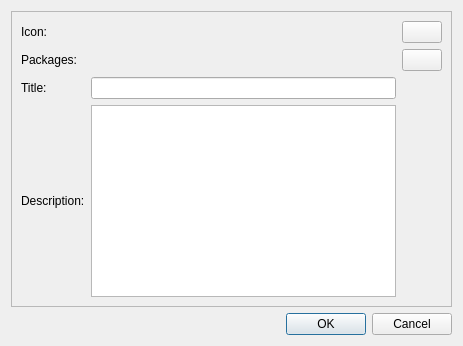
The window that kde/pardusman/gui/ui/packagecollection.ui (pars-linux/uludag) describes before a commit, drawn with Qt 5.
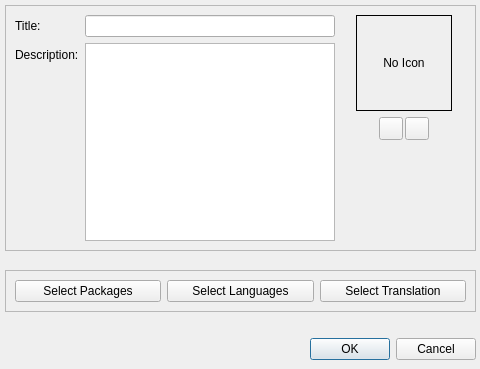
The same window after the commit. Icons and pictures are not drawn.

What changed in the file:
```diff
--- a/kde/pardusman/gui/ui/packagecollection.ui
+++ b/kde/pardusman/gui/ui/packagecollection.ui
@@ -6,46 +6,70 @@
    <rect>
     <x>0</x>
     <y>0</y>
-    <width>463</width>
-    <height>333</height>
+    <width>480</width>
+    <height>369</height>
    </rect>
   </property>
   <property name="windowTitle">
    <string>Package Collection</string>
   </property>
-  <layout class="QGridLayout" name="gridLayout_5">
-   <item row="0" column="0" colspan="2">
+  <widget class="QWidget" name="">
+   <property name="geometry">
+    <rect>
+     <x>5</x>
+     <y>5</y>
+     <width>471</width>
+     <height>355</height>
+    </rect>
+   </property>
+   <layout class="QVBoxLayout" name="verticalLayout_2">
+    <item>
     <widget class="QFrame" name="frame">
-     <property name="sizePolicy">
-      <sizepolicy hsizetype="Preferred" vsizetype="Fixed">
-       <horstretch>0</horstretch>
-       <verstretch>0</verstretch>
-      </sizepolicy>
-     </property>
      <property name="frameShape">
       <enum>QFrame::StyledPanel</enum>
      </property>
      <property name="frameShadow">
       <enum>QFrame::Raised</enum>
      </property>
-     <layout class="QGridLayout" name="gridLayout_4">
+      <layout class="QHBoxLayout" name="horizontalLayout">
+       <item>
+        <layout class="QFormLayout" name="formLayout">
+         <property name="fieldGrowthPolicy">
+          <enum>QFormLayout::ExpandingFieldsGrow</enum>
+         </property>
       <item row="0" column="0">
-       <layout class="QGridLayout" name="gridLayout_3">
-        <item row="3" column="0">
-         <widget class="QLabel" name="label_4">
+          <widget class="QLabel" name="labelLabel_2">
+           <property name="sizePolicy">
+            <sizepolicy hsizetype="Fixed" vsizetype="Preferred">
+             <horstretch>0</horstretch>
+             <verstretch>0</verstretch>
+            </sizepolicy>
+           </property>
           <property name="text">
-           <string>Icon:</string>
+            <string>Title:</string>
+           </property>
+           <property name="buddy">
+            <cstring>label</cstring>
           </property>
          </widget>
         </item>
-        <item row="6" column="0">
-         <widget class="QLabel" name="label_2">
+         <item row="0" column="1">
+          <widget class="QLineEdit" name="lineTitle"/>
+         </item>
+         <item row="1" column="0">
+          <widget class="QLabel" name="label">
+           <property name="sizePolicy">
+            <sizepolicy hsizetype="Fixed" vsizetype="Preferred">
+             <horstretch>0</horstretch>
+             <verstretch>0</verstretch>
+            </sizepolicy>
+           </property>
           <property name="text">
            <string>Description:</string>
           </property>
          </widget>
         </item>
-        <item row="6" column="1">
+         <item row="1" column="1">
          <widget class="QPlainTextEdit" name="textDescription">
           <property name="plainText">
            <string/>
@@ -55,27 +79,86 @@
           </property>
          </widget>
         </item>
-        <item row="3" column="1">
-         <widget class="QLabel" name="lineIcon">
+        </layout>
+       </item>
+       <item>
+        <spacer name="horizontalSpacer_4">
+         <property name="orientation">
+          <enum>Qt::Horizontal</enum>
+         </property>
+         <property name="sizeType">
+          <enum>QSizePolicy::Preferred</enum>
+         </property>
+         <property name="sizeHint" stdset="0">
+          <size>
+           <width>20</width>
+           <height>20</height>
+          </size>
+         </property>
+        </spacer>
+       </item>
+       <item>
+        <layout class="QVBoxLayout" name="verticalLayout">
+         <item>
+          <widget class="QLabel" name="labelIcon">
+           <property name="minimumSize">
+            <size>
+             <width>96</width>
+             <height>96</height>
+            </size>
+           </property>
+           <property name="maximumSize">
+            <size>
+             <width>96</width>
+             <height>96</height>
+            </size>
+           </property>
+           <property name="frameShape">
+            <enum>QFrame::Box</enum>
+           </property>
+           <property name="frameShadow">
+            <enum>QFrame::Plain</enum>
+           </property>
           <property name="text">
-           <string/>
-          </property>
-         </widget>
-        </item>
-        <item row="3" column="2">
-         <widget class="QPushButton" name="pushSelectIcon">
-          <property name="enabled">
-           <bool>true</bool>
-          </property>
-          <property name="sizePolicy">
-           <sizepolicy hsizetype="Fixed" vsizetype="Fixed">
-            <horstretch>0</horstretch>
-            <verstretch>0</verstretch>
-           </sizepolicy>
-          </property>
-          <property name="contextMenuPolicy">
-           <enum>Qt::DefaultContextMenu</enum>
-          </property>
+            <string>No Icon</string>
+           </property>
+           <property name="textFormat">
+            <enum>Qt::RichText</enum>
+           </property>
+           <property name="alignment">
+            <set>Qt::AlignCenter</set>
+           </property>
+          </widget>
+         </item>
+         <item>
+          <layout class="QHBoxLayout" name="_4">
+           <property name="spacing">
+            <number>2</number>
+           </property>
+           <item>
+            <spacer>
+             <property name="orientation">
+              <enum>Qt::Horizontal</enum>
+             </property>
+             <property name="sizeType">
+              <enum>QSizePolicy::Expanding</enum>
+             </property>
+             <property name="sizeHint" stdset="0">
+              <size>
+               <width>20</width>
+               <height>20</height>
+              </size>
+             </property>
+            </spacer>
+           </item>
+           <item>
+            <widget class="QToolButton" name="toolSelectIcon">
+             <property name="toolTip">
+              <string>Select Photo</string>
+             </property>
+             <property name="whatsThis">
+              <string/>
+             </property>
           <property name="text">
            <string/>
           </property>
@@ -85,66 +168,159 @@
           </property>
          </widget>
         </item>
-        <item row="4" column="0">
-         <widget class="QLabel" name="label_3">
+           <item>
+            <widget class="QToolButton" name="toolClearIcon">
+             <property name="toolTip">
+              <string>Clear Photo</string>
+             </property>
+             <property name="statusTip">
+              <string/>
+             </property>
           <property name="text">
-           <string>Packages:</string>
-          </property>
-         </widget>
-        </item>
-        <item row="4" column="2">
+              <string/>
+             </property>
+             <property name="icon">
+              <iconset resource="raw.qrc">
+               <normaloff>:/raw/pics/edit-clear-locationbar-rtl.png</normaloff>:/raw/pics/edit-clear-locationbar-rtl.png</iconset>
+             </property>
+            </widget>
+           </item>
+           <item>
+            <spacer name="horizontalSpacer_2">
+             <property name="orientation">
+              <enum>Qt::Horizontal</enum>
+             </property>
+             <property name="sizeType">
+              <enum>QSizePolicy::Expanding</enum>
+             </property>
+             <property name="sizeHint" stdset="0">
+              <size>
+               <width>20</width>
+               <height>20</height>
+              </size>
+             </property>
+            </spacer>
+           </item>
+          </layout>
+         </item>
+         <item>
+          <spacer name="verticalSpacer_3">
+           <property name="orientation">
+            <enum>Qt::Vertical</enum>
+           </property>
+           <property name="sizeType">
+            <enum>QSizePolicy::Expanding</enum>
+           </property>
+           <property name="sizeHint" stdset="0">
+            <size>
+             <width>20</width>
+             <height>40</height>
+            </size>
+           </property>
+          </spacer>
+         </item>
+        </layout>
+       </item>
+       <item>
+        <spacer name="horizontalSpacer_6">
+         <property name="orientation">
+          <enum>Qt::Horizontal</enum>
+         </property>
+         <property name="sizeType">
+          <enum>QSizePolicy::Expanding</enum>
+         </property>
+         <property name="sizeHint" stdset="0">
+          <size>
+           <width>20</width>
+           <height>20</height>
+          </size>
+         </property>
+        </spacer>
+       </item>
+      </layout>
+     </widget>
+    </item>
+    <item>
+     <spacer name="verticalSpacer_2">
+      <property name="orientation">
+       <enum>Qt::Vertical</enum>
+      </property>
+      <property name="sizeType">
+       <enum>QSizePolicy::Preferred</enum>
+      </property>
+      <property name="sizeHint" stdset="0">
+       <size>
+        <width>457</width>
+        <height>13</height>
+       </size>
+      </property>
+     </spacer>
+    </item>
+    <item>
+     <widget class="QFrame" name="frame_2">
+      <property name="frameShape">
+       <enum>QFrame::StyledPanel</enum>
+      </property>
+      <property name="frameShadow">
+       <enum>QFrame::Raised</enum>
+      </property>
+      <layout class="QHBoxLayout" name="horizontalLayout_4">
+       <item>
          <widget class="QPushButton" name="pushSelectPackages">
-          <property name="sizePolicy">
-           <sizepolicy hsizetype="Fixed" vsizetype="Fixed">
-            <horstretch>0</horstretch>
-            <verstretch>0</verstretch>
-           </sizepolicy>
-          </property>
           <property name="text">
-           <string/>
-          </property>
-          <property name="icon">
-           <iconset resource="raw.qrc">
-            <normaloff>:/raw/pics/list-add.png</normaloff>:/raw/pics/list-add.png</iconset>
-          </property>
-         </widget>
-        </item>
-        <item row="4" column="1">
-         <widget class="QLabel" name="linePackages">
+          <string>Select Packages</string>
+         </property>
+        </widget>
+       </item>
+       <item>
+        <widget class="QPushButton" name="pushSelectLanguages">
           <property name="text">
-           <string/>
+          <string>Select Languages</string>
           </property>
          </widget>
         </item>
-        <item row="5" column="1">
-         <widget class="QLineEdit" name="lineTitle"/>
-        </item>
-        <item row="5" column="0">
-         <widget class="QLabel" name="label">
+       <item>
+        <widget class="QPushButton" name="pushSelectTranslations">
           <property name="text">
-           <string>Title:</string>
+          <string>Select Translation</string>
           </property>
          </widget>
         </item>
        </layout>
-      </item>
-     </layout>
-    </widget>
-   </item>
-   <item row="1" column="0">
+     </widget>
+    </item>
+    <item>
+     <spacer name="verticalSpacer_4">
+      <property name="orientation">
+       <enum>Qt::Vertical</enum>
+      </property>
+      <property name="sizeType">
+       <enum>QSizePolicy::Preferred</enum>
+      </property>
+      <property name="sizeHint" stdset="0">
+       <size>
+        <width>20</width>
+        <height>20</height>
+       </size>
+      </property>
+     </spacer>
+    </item>
+    <item>
+     <layout class="QHBoxLayout" name="horizontalLayout_3">
+      <item>
     <spacer name="horizontalSpacer">
      <property name="orientation">
       <enum>Qt::Horizontal</enum>
      </property>
      <property name="sizeHint" stdset="0">
       <size>
-       <width>261</width>
-       <height>20</height>
+          <width>268</width>
+          <height>22</height>
       </size>
      </property>
     </spacer>
    </item>
-   <item row="1" column="1">
+      <item>
     <widget class="QDialogButtonBox" name="buttonBox">
      <property name="standardButtons">
       <set>QDialogButtonBox::Cancel|QDialogButtonBox::Ok</set>
@@ -152,6 +328,9 @@
     </widget>
    </item>
   </layout>
+    </item>
+   </layout>
+  </widget>
  </widget>
  <resources>
   <include location="raw.qrc"/>
```
Left out of the diff: 8 changed lines with no effect on the pictures. Lines whose indentation alone changed are shown as unchanged.
